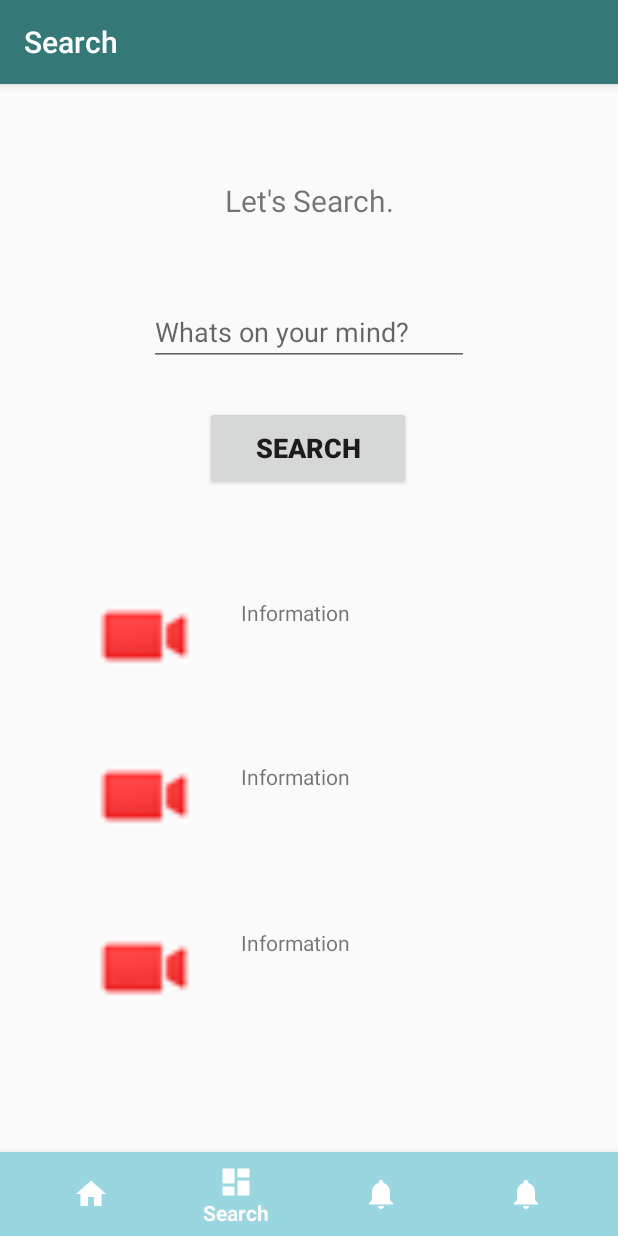
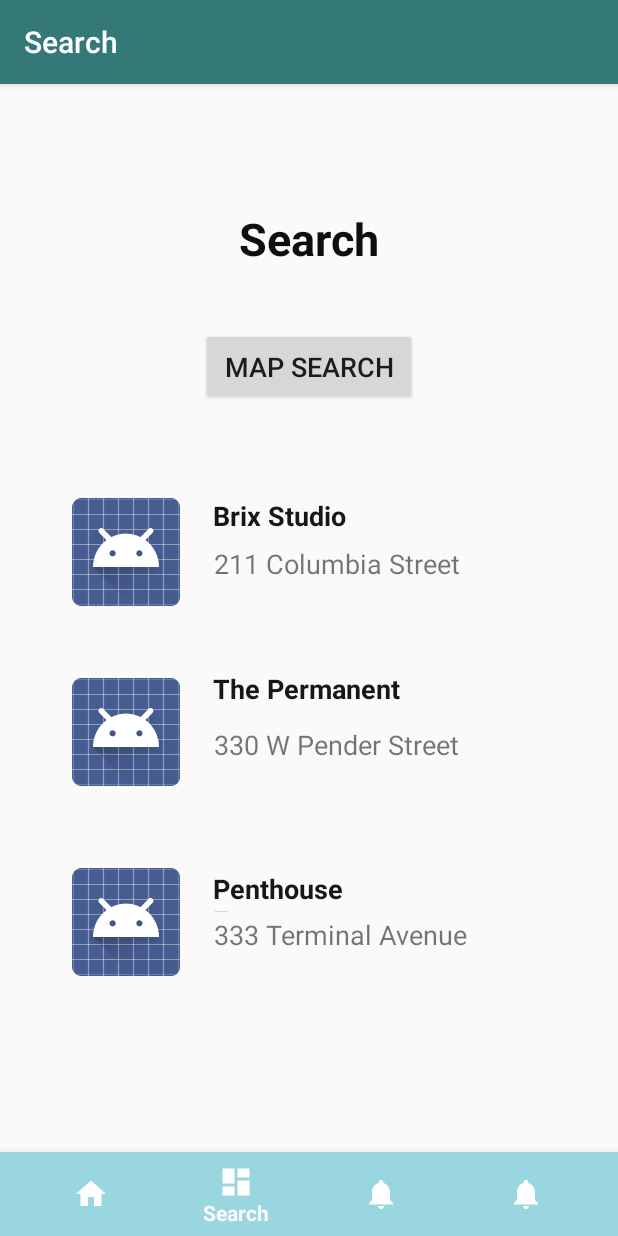
Before and after one commit to Gurmahak/mapout, an Android app: the DashboardFragment screen opened through its navigation route, on a phone screen of 412 x 824 dp. Run offline under Robolectric (Android 15) with nearby library versions, the phone set to English and light mode, and no system bars; our stand-ins replace navigation-ui.

Commit message:
Images Added

```diff
--- a/app/build.gradle
+++ b/app/build.gradle
@@ -45,6 +45,7 @@ dependencies {
     implementation 'com.google.android.gms:play-services-location:17.0.0'
 
     implementation 'com.android.support:multidex:1.0.3'
+    implementation 'androidx.gridlayout:gridlayout:1.0.0'
 
 
 }
--- a/app/src/main/AndroidManifest.xml
+++ b/app/src/main/AndroidManifest.xml
@@ -16,7 +16,9 @@
         android:roundIcon="@mipmap/ic_launcher_round"
         android:supportsRtl="true"
         android:theme="@style/AppTheme">
-        <activity android:name=".VenueDetailActivity"></activity>
+        <activity android:name=".EntertainmentActivity"></activity>
+        <activity android:name=".CateringActivity" />
+        <activity android:name=".VenueDetailActivity" />
         <activity android:name=".VenueActivity" />
 
         <uses-library
--- a/app/src/main/java/com/example/mapout/Category1Activity.java
+++ b/app/src/main/java/com/example/mapout/Category1Activity.java
@@ -11,8 +11,8 @@ public class Category1Activity extends AppCompatActivity {
         super.onCreate(savedInstanceState);
         setContentView(R.layout.activity_category1);
 
-//        BottomNavigationView navView = findViewById(R.id.nav_view);
-//        // Passing each menu ID as a set of Ids because each
+//       BottomNavigationView navView = findViewById(R.id.nav_view);
+//       // Passing each menu ID as a set of Ids because each
 //        // menu should be considered as top level destinations.
 //        AppBarConfiguration appBarConfiguration = new AppBarConfiguration.Builder(
 //                R.id.navigation_home, R.id.navigation_dashboard, R.id.navigation_notifications, R.id.navigation_chat)
--- a/app/src/main/java/com/example/mapout/ui/dashboard/DashboardFragment.java
+++ b/app/src/main/java/com/example/mapout/ui/dashboard/DashboardFragment.java
@@ -1,21 +1,18 @@
 package com.example.mapout.ui.dashboard;
 
-import android.app.Activity;
 import android.content.Intent;
 import android.os.Bundle;
 import android.view.LayoutInflater;
 import android.view.View;
 import android.view.ViewGroup;
 import android.widget.Button;
-import android.widget.TextView;
 
+import androidx.annotation.NonNull;
 import androidx.annotation.Nullable;
-import androidx.annotation.NonNull;
 import androidx.fragment.app.Fragment;
 import androidx.lifecycle.Observer;
 import androidx.lifecycle.ViewModelProviders;
 
-import com.example.mapout.Category1Activity;
 import com.example.mapout.MapsActivity;
 import com.example.mapout.R;
 
@@ -25,10 +22,11 @@ public class DashboardFragment extends Fragment {
 
     public View onCreateView(@NonNull LayoutInflater inflater,
                              ViewGroup container, Bundle savedInstanceState) {
+
         dashboardViewModel =
-                ViewModelProviders.of(this).get(DashboardViewModel.class);
+               ViewModelProviders.of(this).get(DashboardViewModel.class);
         View root = inflater.inflate(R.layout.fragment_dashboard, container, false);
-        final TextView textView = root.findViewById(R.id.text_dashboard);
+        //final TextView textView = root.findViewById(R.id.);
         final Button btn = root.findViewById(R.id.btn_search);
 
         btn.setOnClickListener(new View.OnClickListener() {
@@ -43,7 +41,7 @@ public class DashboardFragment extends Fragment {
         dashboardViewModel.getText().observe(this, new Observer<String>() {
             @Override
             public void onChanged(@Nullable String s) {
-                textView.setText(s);
+                //textView.setText(s);
             }
         });
         return root;
--- a/app/src/main/java/com/example/mapout/ui/home/HomeFragment.java
+++ b/app/src/main/java/com/example/mapout/ui/home/HomeFragment.java
@@ -1,6 +1,5 @@
 package com.example.mapout.ui.home;
 
-import android.app.Activity;
 import android.content.Intent;
 import android.os.Bundle;
 import android.view.LayoutInflater;
@@ -8,14 +7,12 @@ import android.view.View;
 import android.view.ViewGroup;
 import android.widget.TextView;
 
+import androidx.annotation.NonNull;
 import androidx.annotation.Nullable;
-import androidx.annotation.NonNull;
 import androidx.fragment.app.Fragment;
 import androidx.lifecycle.Observer;
 import androidx.lifecycle.ViewModelProviders;
 
-import com.example.mapout.Category1Activity;
-import com.example.mapout.MainActivity;
 import com.example.mapout.R;
 import com.example.mapout.VenueActivity;
 
@@ -40,6 +37,23 @@ public class HomeFragment extends Fragment {
                 startActivity(i);
             }
         });
+        final TextView category2 = root.findViewById(R.id.category2_text);
+        category2.setOnClickListener(new View.OnClickListener() {
+            @Override
+            public void onClick(View v) {
+                Intent i = new Intent(getContext(), VenueActivity.class);
+                startActivity(i);
+            }
+        });
+
+        final TextView category3 = root.findViewById(R.id.category3_text);
+        category3.setOnClickListener(new View.OnClickListener() {
+            @Override
+            public void onClick(View v) {
+                Intent i = new Intent(getContext(), VenueActivity.class);
+                startActivity(i);
+            }
+        });
 
 
 
--- a/app/src/main/res/layout/fragment_dashboard.xml
+++ b/app/src/main/res/layout/fragment_dashboard.xml
@@ -3,118 +3,183 @@
     xmlns:app="http://schemas.android.com/apk/res-auto"
     xmlns:tools="http://schemas.android.com/tools"
     android:layout_width="match_parent"
-    android:layout_height="match_parent">
+    android:layout_height="match_parent"
+    tools:context=".Category1Activity">
 
     <TextView
-        android:id="@+id/search3.text"
-        android:layout_width="90dp"
-        android:layout_height="26dp"
-        android:text="Information"
+        android:id="@+id/text3"
+        android:layout_width="105dp"
+        android:layout_height="28dp"
+        android:text="Brix Studio"
+        android:textColor="#181616"
+        android:textSize="18sp"
+        android:textStyle="bold"
+        app:layout_constraintBottom_toBottomOf="parent"
+        app:layout_constraintEnd_toEndOf="parent"
+        app:layout_constraintHorizontal_bias="0.464"
+        app:layout_constraintStart_toStartOf="parent"
+        app:layout_constraintTop_toTopOf="parent"
+        app:layout_constraintVertical_bias="0.321" />
+
+    <TextView
+        android:id="@+id/item1.body"
+        android:layout_width="226dp"
+        android:layout_height="40dp"
+        android:text="211 Columbia Street"
+        android:textSize="18sp"
+        app:layout_constraintBottom_toBottomOf="parent"
+        app:layout_constraintEnd_toEndOf="parent"
+        app:layout_constraintHorizontal_bias="0.767"
+        app:layout_constraintStart_toStartOf="parent"
+        app:layout_constraintTop_toTopOf="parent"
+        app:layout_constraintVertical_bias="0.374" />
+
+    <ImageView
+        android:id="@+id/item1.img"
+        android:layout_width="wrap_content"
+        android:layout_height="wrap_content"
+        app:layout_constraintBottom_toBottomOf="parent"
+        app:layout_constraintEnd_toEndOf="parent"
+        app:layout_constraintHorizontal_bias="0.141"
+        app:layout_constraintStart_toStartOf="parent"
+        app:layout_constraintTop_toTopOf="parent"
+        app:layout_constraintVertical_bias="0.344"
+        app:srcCompat="@android:drawable/sym_def_app_icon" />
+
+    <TextView
+        android:id="@+id/item3.text"
+        android:layout_width="105dp"
+        android:layout_height="28dp"
+        android:text="Penthouse Event"
+        android:textColor="#181616"
+        android:textSize="18sp"
+        android:textStyle="bold"
+        app:layout_constraintBottom_toBottomOf="parent"
+        app:layout_constraintEnd_toEndOf="parent"
+        app:layout_constraintHorizontal_bias="0.464"
+        app:layout_constraintStart_toStartOf="parent"
+        app:layout_constraintTop_toTopOf="parent"
+        app:layout_constraintVertical_bias="0.684" />
+
+    <TextView
+        android:id="@+id/item3.body"
+        android:layout_width="226dp"
+        android:layout_height="40dp"
+        android:text="333 Terminal Avenue"
+        android:textSize="18sp"
+        app:layout_constraintBottom_toBottomOf="parent"
+        app:layout_constraintEnd_toEndOf="parent"
+        app:layout_constraintHorizontal_bias="0.767"
+        app:layout_constraintStart_toStartOf="parent"
+        app:layout_constraintTop_toTopOf="parent"
+        app:layout_constraintVertical_bias="0.742" />
+
+    <ImageView
+        android:id="@+id/item3.img"
+        android:layout_width="wrap_content"
+        android:layout_height="wrap_content"
+        app:layout_constraintBottom_toBottomOf="parent"
+        app:layout_constraintEnd_toEndOf="parent"
+        app:layout_constraintHorizontal_bias="0.141"
+        app:layout_constraintStart_toStartOf="parent"
+        app:layout_constraintTop_toTopOf="parent"
+        app:layout_constraintVertical_bias="0.729"
+        app:srcCompat="@android:drawable/sym_def_app_icon" />
+
+    <TextView
+        android:id="@+id/item2.text"
+        android:layout_width="155dp"
+        android:layout_height="38dp"
+        android:text="The Permanent"
+        android:textColor="#181616"
+        android:textSize="18sp"
+        android:textStyle="bold"
+        app:layout_constraintBottom_toBottomOf="parent"
+        app:layout_constraintEnd_toEndOf="parent"
+        app:layout_constraintHorizontal_bias="0.554"
+        app:layout_constraintStart_toStartOf="parent"
+        app:layout_constraintTop_toTopOf="parent"
+        app:layout_constraintVertical_bias="0.497" />
+
+    <ImageView
+        android:id="@+id/item2.img"
+        android:layout_width="wrap_content"
+        android:layout_height="wrap_content"
+        app:layout_constraintBottom_toBottomOf="parent"
+        app:layout_constraintEnd_toEndOf="parent"
+        app:layout_constraintHorizontal_bias="0.141"
+        app:layout_constraintStart_toStartOf="parent"
+        app:layout_constraintTop_toTopOf="parent"
+        app:layout_constraintVertical_bias="0.531"
+        app:srcCompat="@android:drawable/sym_def_app_icon" />
+
+    <TextView
+        android:id="@+id/item2.body"
+        android:layout_width="226dp"
+        android:layout_height="40dp"
+        android:text="330 W Pender Street"
+        android:textSize="18sp"
+        app:layout_constraintBottom_toBottomOf="parent"
+        app:layout_constraintEnd_toEndOf="parent"
+        app:layout_constraintHorizontal_bias="0.767"
+        app:layout_constraintStart_toStartOf="parent"
+        app:layout_constraintTop_toTopOf="parent"
+        app:layout_constraintVertical_bias="0.554" />
+
+    <TextView
+        android:id="@+id/category1.head"
+        android:layout_width="126dp"
+        android:layout_height="44dp"
+        android:text="@android:string/search_go"
+        android:textAlignment="center"
+        android:textAppearance="@style/AppTheme"
+        android:textColor="#0E0E0E"
+        android:textSize="30sp"
+        android:textStyle="bold"
         app:layout_constraintBottom_toBottomOf="parent"
         app:layout_constraintEnd_toEndOf="parent"
         app:layout_constraintHorizontal_bias="0.498"
         app:layout_constraintStart_toStartOf="parent"
         app:layout_constraintTop_toTopOf="parent"
-        app:layout_constraintVertical_bias="0.739" />
+        app:layout_constraintVertical_bias="0.04" />
 
-    <TextView
-        android:id="@+id/search2.text"
-        android:layout_width="90dp"
-        android:layout_height="26dp"
-        android:text="Information"
-        app:layout_constraintBottom_toBottomOf="parent"
-        app:layout_constraintEnd_toEndOf="parent"
-        app:layout_constraintHorizontal_bias="0.498"
-        app:layout_constraintStart_toStartOf="parent"
-        app:layout_constraintTop_toTopOf="parent"
-        app:layout_constraintVertical_bias="0.577" />
-
-    <ImageView
-        android:id="@+id/search3.img"
-        android:layout_width="82dp"
-        android:layout_height="69dp"
-        app:layout_constraintBottom_toBottomOf="parent"
-        app:layout_constraintEnd_toEndOf="parent"
-        app:layout_constraintHorizontal_bias="0.167"
-        app:layout_constraintStart_toStartOf="parent"
-        app:layout_constraintTop_toTopOf="parent"
-        app:layout_constraintVertical_bias="0.776"
-        app:srcCompat="@android:drawable/presence_video_busy" />
-
-    <ImageView
-        android:id="@+id/search2.img"
-        android:layout_width="82dp"
-        android:layout_height="69dp"
-        app:layout_constraintBottom_toBottomOf="parent"
-        app:layout_constraintEnd_toEndOf="parent"
-        app:layout_constraintHorizontal_bias="0.167"
-        app:layout_constraintStart_toStartOf="parent"
-        app:layout_constraintTop_toTopOf="parent"
-        app:layout_constraintVertical_bias="0.598"
-        app:srcCompat="@android:drawable/presence_video_busy" />
-
-    <TextView
-        android:id="@+id/text_dashboard"
-        android:layout_width="match_parent"
-        android:layout_height="wrap_content"
-        android:layout_marginStart="8dp"
-        android:layout_marginTop="8dp"
-        android:layout_marginEnd="8dp"
-        android:textAlignment="center"
-        android:textSize="20sp"
-        app:layout_constraintEnd_toEndOf="parent"
-        app:layout_constraintStart_toStartOf="parent"
-        app:layout_constraintTop_toTopOf="parent" />
-
-    <EditText
-        android:id="@+id/search.text"
-        android:layout_width="wrap_content"
-        android:layout_height="wrap_content"
-        android:ems="10"
-        android:hint="Whats on your mind?"
-        android:inputType="textPersonName"
+    <Button
+        android:id="@+id/btn.search"
+        android:layout_width="144dp"
+        android:layout_height="51dp"
+        android:layout_marginStart="161dp"
+        android:layout_marginEnd="162dp"
+        android:text="Map Search"
+        android:textSize="18sp"
         app:layout_constraintBottom_toBottomOf="parent"
         app:layout_constraintEnd_toEndOf="parent"
         app:layout_constraintStart_toStartOf="parent"
-        app:layout_constraintTop_toTopOf="@+id/text_dashboard"
-        app:layout_constraintVertical_bias="0.119" />
+        app:layout_constraintTop_toTopOf="parent"
+        app:layout_constraintVertical_bias="0.161" />
 
-    <Button
-        android:id="@+id/btn.search"
-        android:layout_width="137dp"
-        android:layout_height="56dp"
-        android:text="@android:string/search_go"
-        android:textSize="18sp"
-        android:textStyle="bold"
-        app:layout_constraintBottom_toBottomOf="parent"
-        app:layout_constraintEnd_toEndOf="parent"
-        app:layout_constraintHorizontal_bias="0.498"
-        app:layout_constraintStart_toStartOf="parent"
-        app:layout_constraintTop_toTopOf="@+id/text_dashboard"
-        app:layout_constraintVertical_bias="0.232" />
+    <!--    <com.google.android.material.bottomnavigation.BottomNavigationView-->
+    <!--        android:id="@+id/nav_view"-->
+    <!--        android:layout_width="0dp"-->
+    <!--        android:layout_height="wrap_content"-->
+    <!--        android:background="?android:attr/windowBackground"-->
+    <!--        app:layout_constraintBottom_toBottomOf="parent"-->
+    <!--        app:layout_constraintHorizontal_bias="1.0"-->
+    <!--        app:layout_constraintLeft_toLeftOf="parent"-->
+    <!--        app:layout_constraintRight_toRightOf="parent"-->
+    <!--        app:layout_constraintTop_toTopOf="parent"-->
+    <!--        app:layout_constraintVertical_bias="0.992"-->
+    <!--        app:menu="@menu/bottom_nav_menu" />-->
 
-    <ImageView
-        android:id="@+id/search1.img"
-        android:layout_width="82dp"
-        android:layout_height="69dp"
-        app:layout_constraintBottom_toBottomOf="parent"
-        app:layout_constraintEnd_toEndOf="parent"
-        app:layout_constraintHorizontal_bias="0.167"
-        app:layout_constraintStart_toStartOf="parent"
-        app:layout_constraintTop_toTopOf="parent"
-        app:layout_constraintVertical_bias="0.432"
-        app:srcCompat="@android:drawable/presence_video_busy" />
-
-    <TextView
-        android:id="@+id/search1.text"
-        android:layout_width="90dp"
-        android:layout_height="26dp"
-        android:text="Information"
-        app:layout_constraintBottom_toBottomOf="parent"
-        app:layout_constraintEnd_toEndOf="parent"
-        app:layout_constraintHorizontal_bias="0.498"
-        app:layout_constraintStart_toStartOf="parent"
-        app:layout_constraintTop_toTopOf="parent"
-        app:layout_constraintVertical_bias="0.418" />
+    <!--    <fragment-->
+    <!--        android:id="@+id/nav_host_fragment"-->
+    <!--        android:name="androidx.navigation.fragment.NavHostFragment"-->
+    <!--        android:layout_width="match_parent"-->
+    <!--        android:layout_height="match_parent"-->
+    <!--        app:defaultNavHost="true"-->
+    <!--        app:layout_constraintBottom_toTopOf="@id/nav_view"-->
+    <!--        app:layout_constraintLeft_toLeftOf="parent"-->
+    <!--        app:layout_constraintRight_toRightOf="parent"-->
+    <!--        app:layout_constraintTop_toTopOf="parent"-->
+    <!--        app:navGraph="@navigation/mobile_navigation" />-->
 
 </androidx.constraintlayout.widget.ConstraintLayout>
--- a/app/src/main/res/menu/bottom_nav_menu.xml
+++ b/app/src/main/res/menu/bottom_nav_menu.xml
@@ -1,14 +1,19 @@
 <?xml version="1.0" encoding="utf-8"?>
 <menu xmlns:android="http://schemas.android.com/apk/res/android">
+
 
     <item
         android:id="@+id/navigation_home"
         android:icon="@drawable/ic_home_black_24dp"
-        android:title="@string/title_home" />
+        android:title="@string/title_home"
+
+        android:iconTint="@color/cardview_dark_background"
+         />
 
     <item
         android:id="@+id/navigation_dashboard"
         android:icon="@drawable/ic_dashboard_black_24dp"
+
         android:title="Search" />
 
     <item
--- a/app/src/main/res/navigation/mobile_navigation.xml
+++ b/app/src/main/res/navigation/mobile_navigation.xml
@@ -3,7 +3,8 @@
     xmlns:app="http://schemas.android.com/apk/res-auto"
     xmlns:tools="http://schemas.android.com/tools"
     android:id="@+id/mobile_navigation"
-    app:startDestination="@+id/navigation_home">
+    app:startDestination="@+id/navigation_home"
+    >
 
     <fragment
         android:id="@+id/navigation_home"
```
Also changed, not shown: app/src/main/java/com/example/mapout/CateringActivity.java (added, +111 -0 lines), app/src/main/java/com/example/mapout/EntertainmentActivity.java (added, +111 -0 lines), app/src/main/java/com/example/mapout/MainActivity.java (+4 -11 lines), app/src/main/res/layout/activity_catering.xml (added, +46 -0 lines), app/src/main/res/layout/activity_entertainment.xml (added, +46 -0 lines), app/src/main/res/layout/fragment_home.xml (+8 -4 lines), app/src/main/res/drawable/asset_2.png (added).
